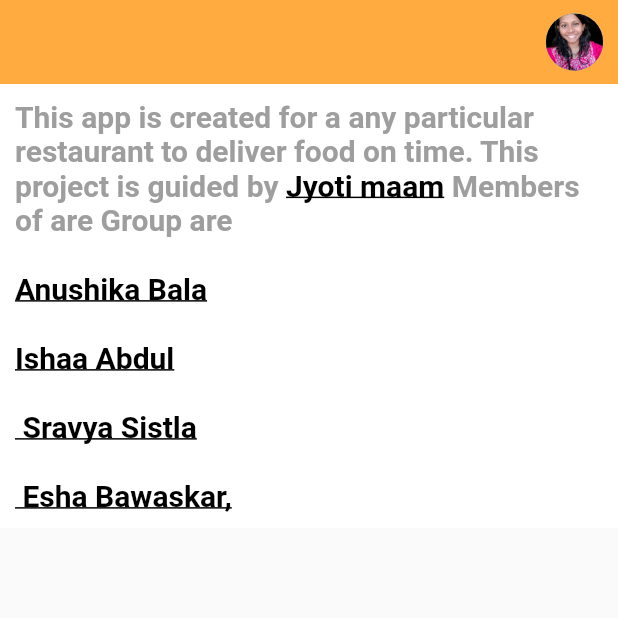
After one commit to anushikabala/SDP1, a Flutter app: the about_Us screen opened directly, on a phone screen of 412 x 824 dp, the top half of it. The commit adds this screen. Run offline on Flutter 3.47's test engine with Material 2 defaults, Android fonts, the phone set to English and light mode, and no system bars; our stand-ins replace cloud_firestore, firebase_auth, firebase_core, firebase_database, fluttertoast; accounts and stored records are empty.

```diff
--- /dev/null
+++ b/food_order/lib/about_contact.dart
@@ -0,0 +1,73 @@
+import 'package:flutter/cupertino.dart';
+import 'package:flutter/gestures.dart';
+import 'package:flutter/material.dart';
+
+class about_Us extends StatefulWidget {
+  @override
+  about_Us_State createState() => about_Us_State();
+}
+
+class about_Us_State extends State<about_Us> {
+  @override
+  Widget build(BuildContext context) {
+    return Scaffold(
+      appBar: AppBar(
+        backgroundColor: Colors.orangeAccent,
+        elevation: 0.0,
+        actions: [
+          Padding(
+            padding: const EdgeInsets.all(9.0),
+            child:
+            CircleAvatar(backgroundImage: AssetImage('assets/profile.png')),
+          )
+        ],
+      ),
+      body: Container(
+          color: Colors.white,
+          padding: EdgeInsets.all(10),
+          child: RichText(
+            text: TextSpan(
+                text: 'This app is created for a any particular restaurant to deliver food on time. This project is guided by ',
+                style: TextStyle(
+                    color: Colors.grey,
+                    fontSize: 20,
+                    fontWeight: FontWeight.bold),
+                children: <TextSpan>[
+                  TextSpan(text: 'Jyoti maam',
+                      style: TextStyle(
+                          color: Colors.black,
+                          fontSize: 20,
+                          fontWeight: FontWeight.bold,
+                          decoration: TextDecoration.underline),
+                      recognizer: TapGestureRecognizer()
+                        ..onTap = () {
+                          // open desired screen
+                        }
+                  ),
+                  TextSpan(
+                      text: ' Members of are Group are ',
+                      style: TextStyle(color: Colors.grey,
+                          fontSize: 20,
+                          fontWeight: FontWeight.bold)
+                  ),
+
+                  TextSpan(
+                      text: '\n\nAnushika Bala \n\nIshaa Abdul \n\n Sravya Sistla \n\n Esha Bawaskar,',
+                      style: TextStyle(
+                          color: Colors.black,
+                          fontSize: 20,
+                          fontWeight: FontWeight.bold,
+                          decoration: TextDecoration.underline),
+                      recognizer: TapGestureRecognizer()
+                        ..onTap = () {
+                          // open desired screen
+                        }
+                  ),
+                ]
+            ),
+          )
+      ),
+    );
+
+  }
+}
--- a/food_order/lib/provider.dart
+++ b/food_order/lib/provider.dart
@@ -367,7 +367,7 @@ class Myprovider extends ChangeNotifier {
   }
 
   int totalprice(){
-    int total =1;
+    int total =0;
     cartList.forEach((element) {
       total += element.price*element.quantity;
     });
```
Also changed, not shown: food_order/lib/home.dart (+51 -32 lines), food_order/lib/user_model.dart (+6 -6 lines).
